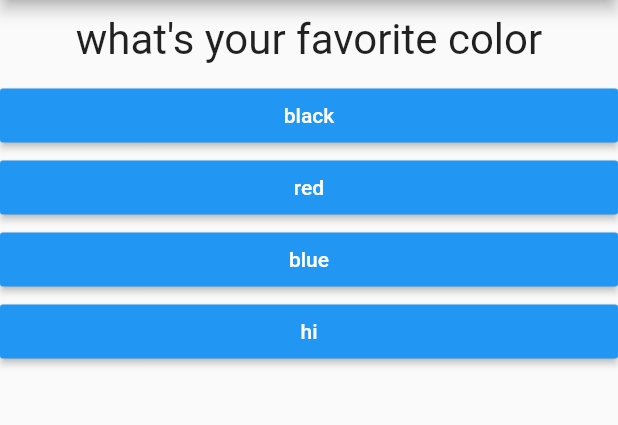
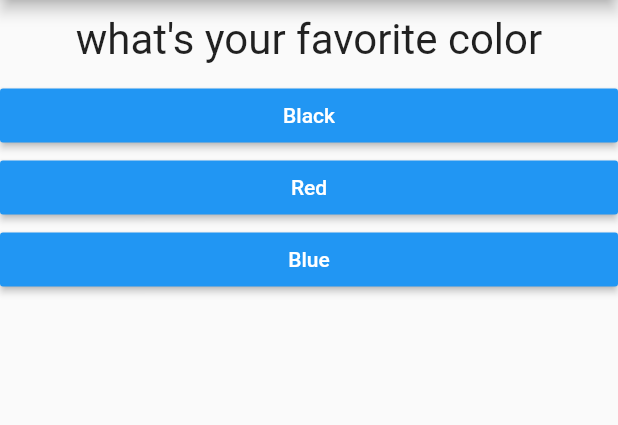
Before and after one commit to ShivamGoyal26/My_First_Flutter_App, a Flutter app: the screen it shows after launch, on a phone screen of 412 x 824 dp, the part 84-509 px from its top. Run offline on Flutter 3.47's test engine with Material 2 defaults, Android fonts, the phone set to English and light mode, and no system bars.

Commit message:
8th commit

```diff
--- a/lib/main.dart
+++ b/lib/main.dart
@@ -16,23 +16,52 @@ class MyApp extends StatefulWidget {
 
 class _MyAppState extends State<MyApp> {
   var _questionIndex = 0;
+  var _totalScore = 0;
 
-  final questions = const [
+  // final questions = const [
+  //   {
+  //     'questionText': "what's your favorite color",
+  //     'answers': ['black', 'red', 'blue', 'hi'],
+  //   },
+  //   {
+  //     'questionText': "what's your favorite animal",
+  //     'answers': ['wolf', 'tiger', 'lion'],
+  //   },
+  //   {
+  //     'questionText': "what's your favorite car",
+  //     'answers': ['lamborgini', 'rolls royce', 'audi'],
+  //   },
+  // ];
+  final _questions = const [
     {
       'questionText': "what's your favorite color",
-      'answers': ['black', 'red', 'blue', 'hi'],
+      'answers': [
+        {'text': 'Black', 'score': 10},
+        {'text': 'Red', 'score': 5},
+        {'text': 'Blue', 'score': 0}
+      ],
     },
     {
       'questionText': "what's your favorite animal",
-      'answers': ['wolf', 'tiger', 'lion'],
+      'answers': [
+        {'text': 'Wolf', 'score': 10},
+        {'text': 'Tiger', 'score': 5},
+        {'text': 'Lion', 'score': 0}
+      ],
     },
     {
       'questionText': "what's your favorite car",
-      'answers': ['lamborgini', 'rolls royce', 'audi'],
+      'answers': [
+        {'text': 'Lamborghini', 'score': 10},
+        {'text': 'Audi', 'score': 5},
+        {'text': 'Bmw', 'score': 0}
+      ],
     },
   ];
 
-  void _answerQuestion() {
+  void _answerQuestion(int score) {
+    _totalScore = _totalScore + score;
+
     setState(() {
       _questionIndex = _questionIndex + 1;
     });
@@ -46,21 +75,6 @@ class _MyAppState extends State<MyApp> {
 
   @override
   Widget build(BuildContext context) {
-    const _questions = [
-      {
-        'questionText': "what's your favorite color",
-        'answers': ['black', 'red', 'blue', 'hi'],
-      },
-      {
-        'questionText': "what's your favorite animal",
-        'answers': ['wolf', 'tiger', 'lion'],
-      },
-      {
-        'questionText': "what's your favorite car",
-        'answers': ['lamborgini', 'rolls royce', 'audi'],
-      },
-    ];
-
     return MaterialApp(
       home: Scaffold(
         appBar: AppBar(
@@ -74,7 +88,7 @@ class _MyAppState extends State<MyApp> {
                 questionIndex: _questionIndex,
                 questions: _questions,
               )
-            : Result(),
+            : Result(_totalScore),
       ),
     );
   }
--- a/lib/quiz.dart
+++ b/lib/quiz.dart
@@ -31,8 +31,19 @@ class Quiz extends StatelessWidget {
         // so here technically we dont add the list to list mean children is a list right and we have also a list given below so thats why ... makes the list into the numbers
         // in short here it will return the widget Answer right but as we discussed that map() function don't return the widgets but it returns iterations right but we want the list of the widgets so we used tolist() function to convert the iterations in to the list of widgets means at last we have the list of widgets now at the top we have the children which is supposed to get the widgets or the values not the list of widgets so that's why we used ... operation to get every widgets from the list of widgets return by map() function and add each widget in the children list now its alright
 
-        ...(questions[questionIndex]['answers'] as List<String>).map((answer) {
-          return Answer(answerQuestion, answer);
+        ...(questions[questionIndex]['answers'] as List<Map<String, Object>>).map((answer) {
+          return Answer(() => answerQuestion(answer['score']), answer['text']);
+          // here the problem is now we can pass the answerQuestion as it is as we know now it accepts
+          // the arguments but we know we can not pass the function with the arguments as we know
+          // that the answerQuestion function likned with the onpressed event which accepts the
+          // functions with out the arguments right see in
+          // answer.dart file the varibale does not accepts the arguments so here we have created a
+          // anonymous function to by pass whole condition now with this we are just passing the
+          // function as we normally does and without the arguments
+          // now here what excatly happening with the anonymus function right ?
+          // now it is an anonymous function where i forwarded the address of the answerQuestion address and
+          // bound to the button so when the button pressed addess is being used to excuted the anonymous function
+          // eventually our answerQuestion function
         }).toList()
 
         // see map() will return this kind of struture to you given below
```
Also changed, not shown: lib/result.dart (+30 -2 lines).
